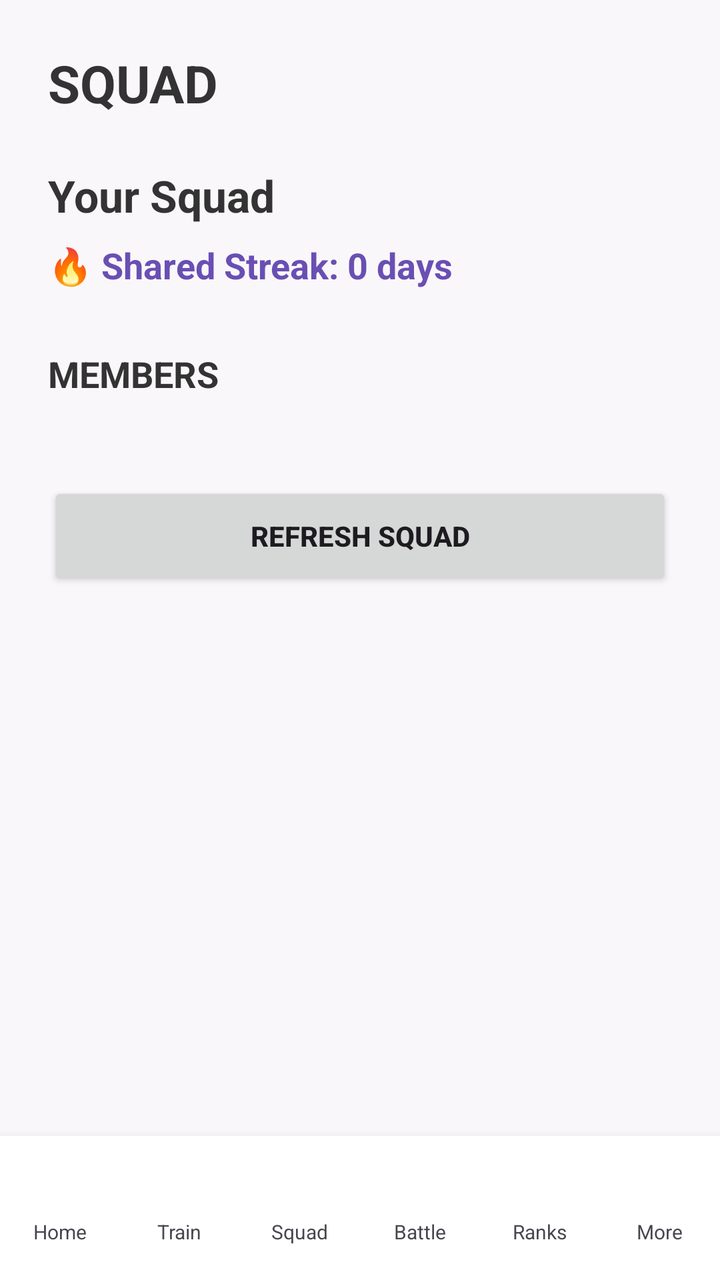
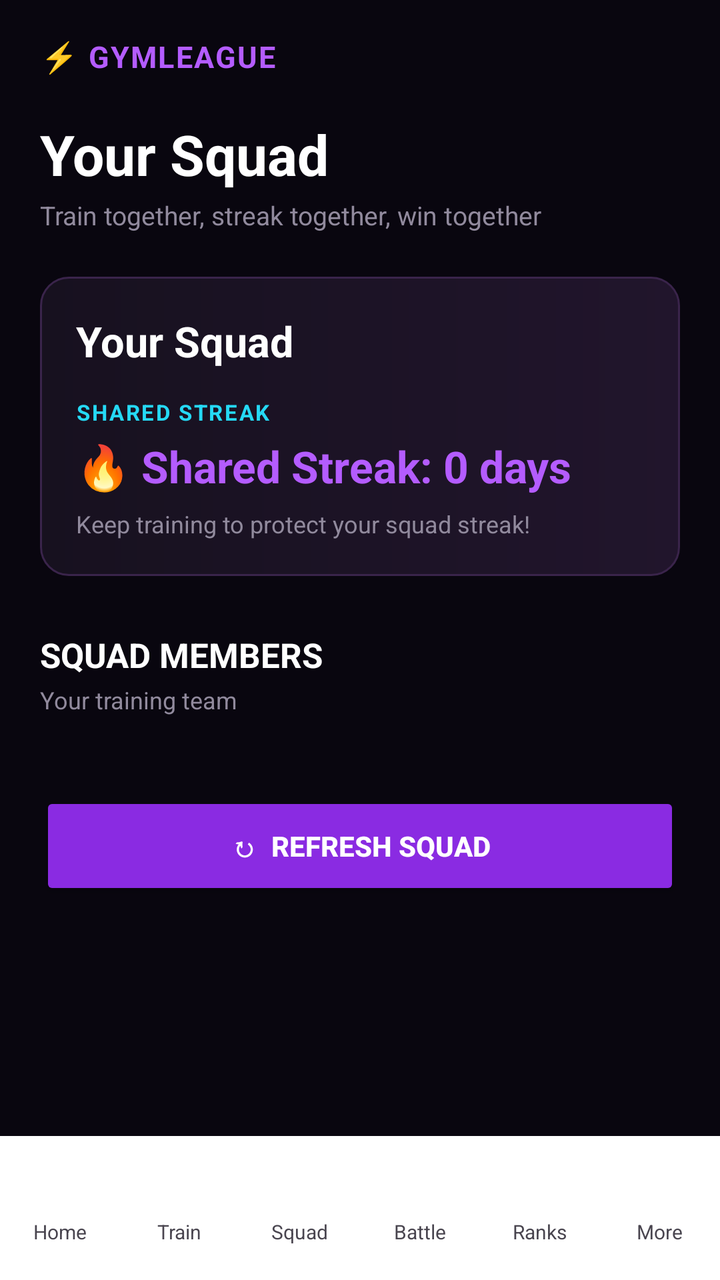

Screens rendered from an Android XML layout before and after an edit, with the pre-edit source and the edit as a unified diff.
<!-- AndroidManifest.xml: application theme Theme.GymLeague -->
<!-- res/layout/activity_squad.xml -->
<?xml version="1.0" encoding="utf-8"?>
<androidx.constraintlayout.widget.ConstraintLayout
    xmlns:android="http://schemas.android.com/apk/res/android"
    xmlns:app="http://schemas.android.com/apk/res-auto"
    android:layout_width="match_parent"
    android:layout_height="match_parent">

    <ScrollView
        android:layout_width="0dp"
        android:layout_height="0dp"
        android:fillViewport="true"
        android:background="#FAF7FA"
        app:layout_constraintTop_toTopOf="parent"
        app:layout_constraintBottom_toTopOf="@id/bottomNavigation"
        app:layout_constraintStart_toStartOf="parent"
        app:layout_constraintEnd_toEndOf="parent">

        <LinearLayout
            android:layout_width="match_parent"
            android:layout_height="wrap_content"
            android:orientation="vertical"
            android:padding="24dp">

            <TextView
                android:layout_width="wrap_content"
                android:layout_height="wrap_content"
                android:text="SQUAD"
                android:textColor="#333333"
                android:textSize="26sp"
                android:textStyle="bold" />

            <TextView
                android:id="@+id/tvSquadName"
                android:layout_width="match_parent"
                android:layout_height="wrap_content"
                android:layout_marginTop="24dp"
                android:text="Your Squad"
                android:textColor="#333333"
                android:textSize="22sp"
                android:textStyle="bold" />

            <TextView
                android:id="@+id/tvSharedStreak"
                android:layout_width="match_parent"
                android:layout_height="wrap_content"
                android:layout_marginTop="8dp"
                android:text="🔥 Shared Streak: 0 days"
                android:textColor="#6A4FB3"
                android:textSize="18sp"
                android:textStyle="bold" />

            <TextView
                android:layout_width="wrap_content"
                android:layout_height="wrap_content"
                android:layout_marginTop="30dp"
                android:text="MEMBERS"
                android:textColor="#333333"
                android:textSize="18sp"
                android:textStyle="bold" />

            <LinearLayout
                android:id="@+id/membersContainer"
                android:layout_width="match_parent"
                android:layout_height="wrap_content"
                android:layout_marginTop="12dp"
                android:orientation="vertical" />

            <EditText
                android:id="@+id/etCreateSquadName"
                android:layout_width="match_parent"
                android:layout_height="wrap_content"
                android:layout_marginTop="24dp"
                android:hint="Enter a squad name"
                android:visibility="gone" />

            <Button
                android:id="@+id/btnCreateSquad"
                android:layout_width="match_parent"
                android:layout_height="54dp"
                android:layout_marginTop="12dp"
                android:text="CREATE SQUAD"
                android:textStyle="bold"
                android:visibility="gone" />

            <EditText
                android:id="@+id/etInviteUsername"
                android:layout_width="match_parent"
                android:layout_height="wrap_content"
                android:layout_marginTop="20dp"
                android:hint="Invite by username"
                android:visibility="gone" />

            <Button
                android:id="@+id/btnInviteMember"
                android:layout_width="match_parent"
                android:layout_height="54dp"
                android:layout_marginTop="12dp"
                android:text="INVITE TO SQUAD"
                android:textStyle="bold"
                android:visibility="gone" />

            <Button
                android:id="@+id/btnLeaveSquad"
                android:layout_width="match_parent"
                android:layout_height="54dp"
                android:layout_marginTop="20dp"
                android:text="LEAVE SQUAD"
                android:textStyle="bold"
                android:backgroundTint="#B3261E"
                android:visibility="gone" />

            <TextView
                android:id="@+id/tvEmptySquad"
                android:layout_width="match_parent"
                android:layout_height="wrap_content"
                android:layout_marginTop="24dp"
                android:gravity="center"
                android:text="No squad members yet."
                android:textColor="#666666"
                android:textSize="16sp"
                android:visibility="gone" />

            <ProgressBar
                android:id="@+id/progressSquad"
                android:layout_width="wrap_content"
                android:layout_height="wrap_content"
                android:layout_gravity="center"
                android:layout_marginTop="30dp"
                android:visibility="gone" />

            <Button
                android:id="@+id/btnRefreshSquad"
                android:layout_width="match_parent"
                android:layout_height="54dp"
                android:layout_marginTop="30dp"
                android:text="REFRESH SQUAD"
                android:textStyle="bold" />

        </LinearLayout>

    </ScrollView>

    <include
        android:id="@+id/bottomNavigation"
        layout="@layout/bottom_nav"
        android:layout_width="0dp"
        android:layout_height="72dp"
        app:layout_constraintBottom_toBottomOf="parent"
        app:layout_constraintStart_toStartOf="parent"
        app:layout_constraintEnd_toEndOf="parent" />

</androidx.constraintlayout.widget.ConstraintLayout>
<!-- res/layout/bottom_nav.xml (included above) -->
<?xml version="1.0" encoding="utf-8"?>
<LinearLayout xmlns:android="http://schemas.android.com/apk/res/android"
    android:layout_width="match_parent"
    android:layout_height="match_parent"
    android:orientation="horizontal"
    android:gravity="center"
    android:background="?attr/colorSurface"
    android:elevation="8dp">

    <LinearLayout
        android:id="@+id/btnHome"
        android:layout_width="0dp"
        android:layout_height="52dp"
        android:layout_weight="1"
        android:layout_marginHorizontal="2dp"
        android:orientation="vertical"
        android:gravity="center"
        android:clickable="true"
        android:focusable="true">

        <ImageView
            android:id="@+id/ivHome"
            android:layout_width="22dp"
            android:layout_height="22dp"
            android:src="@drawable/ic_nav_home" />

        <TextView
            android:id="@+id/tvHome"
            android:layout_width="wrap_content"
            android:layout_height="wrap_content"
            android:layout_marginTop="2dp"
            android:text="Home"
            android:textSize="10sp" />

    </LinearLayout>

    <LinearLayout
        android:id="@+id/btnTrain"
        android:layout_width="0dp"
        android:layout_height="52dp"
        android:layout_weight="1"
        android:layout_marginHorizontal="2dp"
        android:orientation="vertical"
        android:gravity="center"
        android:clickable="true"
        android:focusable="true">

        <ImageView
            android:id="@+id/ivTrain"
            android:layout_width="22dp"
            android:layout_height="22dp"
            android:src="@drawable/ic_nav_train" />

        <TextView
            android:id="@+id/tvTrain"
            android:layout_width="wrap_content"
            android:layout_height="wrap_content"
            android:layout_marginTop="2dp"
            android:text="Train"
            android:textSize="10sp" />

    </LinearLayout>

    <LinearLayout
        android:id="@+id/btnSquad"
        android:layout_width="0dp"
        android:layout_height="52dp"
        android:layout_weight="1"
        android:layout_marginHorizontal="2dp"
        android:orientation="vertical"
        android:gravity="center"
        android:clickable="true"
        android:focusable="true">

        <ImageView
            android:id="@+id/ivSquad"
            android:layout_width="22dp"
            android:layout_height="22dp"
            android:src="@drawable/ic_nav_squad" />

        <TextView
            android:id="@+id/tvSquad"
            android:layout_width="wrap_content"
            android:layout_height="wrap_content"
            android:layout_marginTop="2dp"
            android:text="Squad"
            android:textSize="10sp" />

    </LinearLayout>

    <LinearLayout
        android:id="@+id/btnBattle"
        android:layout_width="0dp"
        android:layout_height="52dp"
        android:layout_weight="1"
        android:layout_marginHorizontal="2dp"
        android:orientation="vertical"
        android:gravity="center"
        android:clickable="true"
        android:focusable="true">

        <ImageView
            android:id="@+id/ivBattle"
            android:layout_width="22dp"
            android:layout_height="22dp"
            android:src="@drawable/ic_nav_battle" />

        <TextView
            android:id="@+id/tvBattle"
            android:layout_width="wrap_content"
            android:layout_height="wrap_content"
            android:layout_marginTop="2dp"
            android:text="Battle"
            android:textSize="10sp" />

    </LinearLayout>

    <LinearLayout
        android:id="@+id/btnRanks"
        android:layout_width="0dp"
        android:layout_height="52dp"
        android:layout_weight="1"
        android:layout_marginHorizontal="2dp"
        android:orientation="vertical"
        android:gravity="center"
        android:clickable="true"
        android:focusable="true">

        <ImageView
            android:id="@+id/ivRanks"
            android:layout_width="22dp"
            android:layout_height="22dp"
            android:src="@drawable/ic_nav_ranks" />

        <TextView
            android:id="@+id/tvRanks"
            android:layout_width="wrap_content"
            android:layout_height="wrap_content"
            android:layout_marginTop="2dp"
            android:text="Ranks"
            android:textSize="10sp" />

    </LinearLayout>

    <LinearLayout
        android:id="@+id/btnMore"
        android:layout_width="0dp"
        android:layout_height="52dp"
        android:layout_weight="1"
        android:layout_marginHorizontal="2dp"
        android:orientation="vertical"
        android:gravity="center"
        android:clickable="true"
        android:focusable="true">

        <ImageView
            android:id="@+id/ivMore"
            android:layout_width="22dp"
            android:layout_height="22dp"
            android:src="@drawable/ic_nav_more" />

        <TextView
            android:id="@+id/tvMore"
            android:layout_width="wrap_content"
            android:layout_height="wrap_content"
            android:layout_marginTop="2dp"
            android:text="More"
            android:textSize="10sp" />

    </LinearLayout>

</LinearLayout>
<!-- resources referenced by this layout -->
<resources>
  <!-- drawable ic_nav_home (drawable) -->
  <vector xmlns:android="http://schemas.android.com/apk/res/android"
      android:width="24dp" android:height="24dp"
      android:viewportWidth="24" android:viewportHeight="24">
      <path android:fillColor="#FFFFFF"
          android:pathData="M12,3L2,12h3v8h6v-6h2v6h6v-8h3L12,3z" />
  </vector>
  <!-- drawable ic_nav_more (drawable) -->
  <vector xmlns:android="http://schemas.android.com/apk/res/android"
      android:width="24dp" android:height="24dp"
      android:viewportWidth="24" android:viewportHeight="24">
      <path android:fillColor="#FFFFFF" android:pathData="M4,4 h6 v6 h-6 z" />
      <path android:fillColor="#FFFFFF" android:pathData="M14,4 h6 v6 h-6 z" />
      <path android:fillColor="#FFFFFF" android:pathData="M4,14 h6 v6 h-6 z" />
      <path android:fillColor="#FFFFFF" android:pathData="M14,14 h6 v6 h-6 z" />
  </vector>
  <!-- drawable ic_nav_ranks (drawable) -->
  <vector xmlns:android="http://schemas.android.com/apk/res/android"
      android:width="24dp" android:height="24dp"
      android:viewportWidth="24" android:viewportHeight="24">
      <path android:fillColor="#FFFFFF"
          android:pathData="M9,2 L11,2 L11,11 L7,14 Z" />
      <path android:fillColor="#FFFFFF"
          android:pathData="M13,2 L15,2 L17,14 L13,11 Z" />
      <path android:fillColor="#FFFFFF"
          android:pathData="M7,16 a5,5 0 1,0 10,0 a5,5 0 1,0 -10,0" />
  </vector>
  <!-- drawable ic_nav_train (drawable) -->
  <vector xmlns:android="http://schemas.android.com/apk/res/android"
      android:width="24dp" android:height="24dp"
      android:viewportWidth="24" android:viewportHeight="24">
      <path android:fillColor="#FFFFFF"
          android:pathData="M20.57,14.86L22,13.43 20.57,12 17,15.57 8.43,7 12,3.43 10.57,2 9.14,3.43 7.71,2 5.57,4.14 4.14,2.71 2.71,4.14 4.14,5.57 2,7.71 3.43,9.14 2,10.57 3.43,12 7,8.43 15.57,17 12,20.57 13.43,22 14.86,20.57 16.29,22 18.43,19.86 19.86,21.29 21.29,19.86 19.86,18.43 22,16.29z" />
  </vector>
  <style name="Theme.GymLeague" parent="Base.Theme.GymLeague" />
  <color name="gym_purple">#6A4FB3</color>
  <color name="white">#FFFFFFFF</color>
  <color name="gym_purple_container">#EDE6FA</color>
  <color name="gym_purple_dark">#4A3080</color>
  <color name="gym_blue">#4A6CF7</color>
  <color name="gym_blue_container">#E3E9FF</color>
  <color name="gym_blue_dark">#2F49C4</color>
  <color name="gym_gold">#FFB300</color>
  <color name="background_light">#FAF7FA</color>
  <color name="on_surface_light">#1C1B1F</color>
  <color name="surface_light">#FFFFFF</color>
  <color name="gym_error">#B3261E</color>
  <color name="gym_error_container">#F9DEDC</color>
  <!-- unchanged entries left out for length: 3 -->
</resources>

<!-- the commit's change to res/layout/activity_squad.xml (unified diff, before → after) -->
@@ -3,13 +3,19 @@
     xmlns:android="http://schemas.android.com/apk/res/android"
     xmlns:app="http://schemas.android.com/apk/res-auto"
     android:layout_width="match_parent"
-    android:layout_height="match_parent">
+    android:layout_height="match_parent"
+    android:background="#09060F">
 
     <ScrollView
+        android:id="@+id/squadScrollView"
         android:layout_width="0dp"
         android:layout_height="0dp"
         android:fillViewport="true"
-        android:background="#FAF7FA"
+        android:background="#09060F"
+        android:focusable="true"
+        android:focusableInTouchMode="true"
+        android:overScrollMode="always"
+        android:scrollbars="vertical"
         app:layout_constraintTop_toTopOf="parent"
         app:layout_constraintBottom_toTopOf="@id/bottomNavigation"
         app:layout_constraintStart_toStartOf="parent"
@@ -19,44 +25,104 @@
             android:layout_width="match_parent"
             android:layout_height="wrap_content"
             android:orientation="vertical"
-            android:padding="24dp">
-
-            <TextView
-                android:layout_width="wrap_content"
-                android:layout_height="wrap_content"
-                android:text="SQUAD"
-                android:textColor="#333333"
-                android:textSize="26sp"
+            android:paddingStart="20dp"
+            android:paddingTop="18dp"
+            android:paddingEnd="20dp"
+            android:paddingBottom="30dp">
+
+            
+            <TextView
+                android:layout_width="wrap_content"
+                android:layout_height="wrap_content"
+                android:text="⚡ GYMLEAGUE"
+                android:textColor="#B45CFF"
+                android:textSize="15sp"
+                android:textStyle="bold"
+                android:letterSpacing="0.05" />
+
+            
+            <TextView
+                android:layout_width="wrap_content"
+                android:layout_height="wrap_content"
+                android:layout_marginTop="20dp"
+                android:text="Your Squad"
+                android:textColor="#FFFFFF"
+                android:textSize="28sp"
                 android:textStyle="bold" />
 
             <TextView
-                android:id="@+id/tvSquadName"
-                android:layout_width="match_parent"
-                android:layout_height="wrap_content"
-                android:layout_marginTop="24dp"
-                android:text="Your Squad"
-                android:textColor="#333333"
-                android:textSize="22sp"
+                android:layout_width="wrap_content"
+                android:layout_height="wrap_content"
+                android:layout_marginTop="3dp"
+                android:text="Train together, streak together, win together"
+                android:textColor="#918A9D"
+                android:textSize="13sp" />
+
+            
+            <LinearLayout
+                android:layout_width="match_parent"
+                android:layout_height="wrap_content"
+                android:layout_marginTop="22dp"
+                android:background="@drawable/bg_exercise_card"
+                android:orientation="vertical"
+                android:padding="18dp">
+
+                <TextView
+                    android:id="@+id/tvSquadName"
+                    android:layout_width="match_parent"
+                    android:layout_height="wrap_content"
+                    android:text="Your Squad"
+                    android:textColor="#FFFFFF"
+                    android:textSize="21sp"
+                    android:textStyle="bold" />
+
+                <TextView
+                    android:layout_width="wrap_content"
+                    android:layout_height="wrap_content"
+                    android:layout_marginTop="14dp"
+                    android:text="SHARED STREAK"
+                    android:textColor="#25D9F5"
+                    android:textSize="11sp"
+                    android:textStyle="bold"
+                    android:letterSpacing="0.08" />
+
+                <TextView
+                    android:id="@+id/tvSharedStreak"
+                    android:layout_width="match_parent"
+                    android:layout_height="wrap_content"
+                    android:layout_marginTop="5dp"
+                    android:text="🔥 Shared Streak: 0 days"
+                    android:textColor="#B45CFF"
+                    android:textSize="22sp"
+                    android:textStyle="bold" />
+
+                <TextView
+                    android:layout_width="wrap_content"
+                    android:layout_height="wrap_content"
+                    android:layout_marginTop="6dp"
+                    android:text="Keep training to protect your squad streak!"
+                    android:textColor="#918A9D"
+                    android:textSize="12sp" />
+
+            </LinearLayout>
+
+            
+            <TextView
+                android:layout_width="wrap_content"
+                android:layout_height="wrap_content"
+                android:layout_marginTop="28dp"
+                android:text="SQUAD MEMBERS"
+                android:textColor="#FFFFFF"
+                android:textSize="17sp"
                 android:textStyle="bold" />
 
             <TextView
-                android:id="@+id/tvSharedStreak"
-                android:layout_width="match_parent"
-                android:layout_height="wrap_content"
-                android:layout_marginTop="8dp"
-                android:text="🔥 Shared Streak: 0 days"
-                android:textColor="#6A4FB3"
-                android:textSize="18sp"
-                android:textStyle="bold" />
-
-            <TextView
-                android:layout_width="wrap_content"
-                android:layout_height="wrap_content"
-                android:layout_marginTop="30dp"
-                android:text="MEMBERS"
-                android:textColor="#333333"
-                android:textSize="18sp"
-                android:textStyle="bold" />
+                android:layout_width="wrap_content"
+                android:layout_height="wrap_content"
+                android:layout_marginTop="3dp"
+                android:text="Your training team"
+                android:textColor="#918A9D"
+                android:textSize="12sp" />
 
             <LinearLayout
                 android:id="@+id/membersContainer"
@@ -65,76 +131,156 @@
                 android:layout_marginTop="12dp"
                 android:orientation="vertical" />
 
+            <TextView
+                android:id="@+id/tvEmptySquad"
+                android:layout_width="match_parent"
+                android:layout_height="wrap_content"
+                android:layout_marginTop="18dp"
+                android:background="@drawable/bg_exercise_card"
+                android:gravity="center"
+                android:padding="22dp"
+                android:text="No squad members yet.\nInvite someone to start training together."
+                android:textColor="#918A9D"
+                android:textSize="14sp"
+                android:visibility="gone" />
+
+            
+            <TextView
+                android:id="@+id/tvCreateSquadHeading"
+                android:layout_width="wrap_content"
+                android:layout_height="wrap_content"
+                android:layout_marginTop="28dp"
+                android:text="CREATE YOUR SQUAD"
+                android:textColor="#B45CFF"
+                android:textSize="12sp"
+                android:textStyle="bold"
+                android:letterSpacing="0.08"
+                android:visibility="gone" />
+
             <EditText
                 android:id="@+id/etCreateSquadName"
                 android:layout_width="match_parent"
-                android:layout_height="wrap_content"
-                android:layout_marginTop="24dp"
+                android:layout_height="52dp"
+                android:layout_marginTop="10dp"
+                android:background="@drawable/bg_gym_search"
                 android:hint="Enter a squad name"
+                android:inputType="textCapWords"
+                android:paddingStart="15dp"
+                android:paddingEnd="15dp"
+                android:textColor="#FFFFFF"
+                android:textColorHint="#716B78"
                 android:visibility="gone" />
 
             <Button
                 android:id="@+id/btnCreateSquad"
                 android:layout_width="match_parent"
                 android:layout_height="54dp"
-                android:layout_marginTop="12dp"
+                android:layout_marginTop="10dp"
+                android:backgroundTint="#8A2BE2"
                 android:text="CREATE SQUAD"
-                android:textStyle="bold"
+                android:textColor="#FFFFFF"
+                android:textStyle="bold"
+                android:visibility="gone" />
+
+            
+            <TextView
+                android:id="@+id/tvInviteHeading"
+                android:layout_width="wrap_content"
+                android:layout_height="wrap_content"
+                android:layout_marginTop="28dp"
+                android:text="FIND GYMLEAGUE USERS"
+                android:textColor="#25D9F5"
+                android:textSize="12sp"
+                android:textStyle="bold"
+                android:letterSpacing="0.08"
+                android:visibility="gone" />
+
+            <TextView
+                android:id="@+id/tvInviteDescription"
+                android:layout_width="wrap_content"
+                android:layout_height="wrap_content"
+                android:layout_marginTop="5dp"
+                android:text="Search for registered users to add to your squad"
+                android:textColor="#918A9D"
+                android:textSize="12sp"
                 android:visibility="gone" />
 
             <EditText
                 android:id="@+id/etInviteUsername"
                 android:layout_width="match_parent"
-                android:layout_height="wrap_content"
-                android:layout_marginTop="20dp"
-                android:hint="Invite by username"
+                android:layout_height="52dp"
+                android:layout_marginTop="10dp"
+                android:background="@drawable/bg_gym_search"
+                android:hint="Search username"
+                android:inputType="text"
+                android:paddingStart="15dp"
+                android:paddingEnd="15dp"
+                android:textColor="#FFFFFF"
+                android:textColorHint="#716B78"
+                android:visibility="gone" />
+
+            <Button
+                android:id="@+id/btnFindUsers"
+                android:layout_width="match_parent"
+                android:layout_height="54dp"
+                android:layout_marginTop="10dp"
+                android:backgroundTint="#17111F"
+                android:text="FIND USERS"
+                android:textColor="#25D9F5"
+                android:textStyle="bold"
+                android:visibility="gone" />
+
+            <LinearLayout
+                android:id="@+id/userSearchResults"
+                android:layout_width="match_parent"
+                android:layout_height="wrap_content"
+                android:layout_marginTop="10dp"
+                android:orientation="vertical"
                 android:visibility="gone" />
 
             <Button
                 android:id="@+id/btnInviteMember"
                 android:layout_width="match_parent"
                 android:layout_height="54dp"
-                android:layout_marginTop="12dp"
+                android:layout_marginTop="10dp"
+                android:backgroundTint="#8A2BE2"
                 android:text="INVITE TO SQUAD"
-                android:textStyle="bold"
-                android:visibility="gone" />
-
+                android:textColor="#FFFFFF"
+                android:textStyle="bold"
+                android:visibility="gone" />
+
+            
+            <ProgressBar
+                android:id="@+id/progressSquad"
+                android:layout_width="wrap_content"
+                android:layout_height="wrap_content"
+                android:layout_gravity="center"
+                android:layout_marginTop="24dp"
+                android:indeterminateTint="#B45CFF"
+                android:visibility="gone" />
+
+            
+            <Button
+                android:id="@+id/btnRefreshSquad"
+                android:layout_width="match_parent"
+                android:layout_height="54dp"
+                android:layout_marginTop="26dp"
+                android:backgroundTint="#8A2BE2"
+                android:text="↻  REFRESH SQUAD"
+                android:textColor="#FFFFFF"
+                android:textStyle="bold" />
+
+            
             <Button
                 android:id="@+id/btnLeaveSquad"
                 android:layout_width="match_parent"
-                android:layout_height="54dp"
-                android:layout_marginTop="20dp"
+                android:layout_height="52dp"
+                android:layout_marginTop="10dp"
+                android:backgroundTint="#28151D"
                 android:text="LEAVE SQUAD"
-                android:textStyle="bold"
-                android:backgroundTint="#B3261E"
-                android:visibility="gone" />
-
-            <TextView
-                android:id="@+id/tvEmptySquad"
-                android:layout_width="match_parent"
-                android:layout_height="wrap_content"
-                android:layout_marginTop="24dp"
-                android:gravity="center"
-                android:text="No squad members yet."
-                android:textColor="#666666"
-                android:textSize="16sp"
-                android:visibility="gone" />
-
-            <ProgressBar
-                android:id="@+id/progressSquad"
-                android:layout_width="wrap_content"
-                android:layout_height="wrap_content"
-                android:layout_gravity="center"
-                android:layout_marginTop="30dp"
-                android:visibility="gone" />
-
-            <Button
-                android:id="@+id/btnRefreshSquad"
-                android:layout_width="match_parent"
-                android:layout_height="54dp"
-                android:layout_marginTop="30dp"
-                android:text="REFRESH SQUAD"
-                android:textStyle="bold" />
+                android:textColor="#FF6B81"
+                android:textStyle="bold"
+                android:visibility="gone" />
 
         </LinearLayout>
 
<!-- resource entries referenced after the edit -->
@@ -1,5 +1,42 @@
 <!-- resources referenced by this layout -->
 <resources>
+  <!-- drawable bg_exercise_card (drawable) -->
+  <?xml version="1.0" encoding="utf-8"?>
+  <shape xmlns:android="http://schemas.android.com/apk/res/android"
+      android:shape="rectangle">
+  
+      <gradient
+          android:angle="0"
+          android:startColor="#17111F"
+          android:endColor="#21152C" />
+  
+      <stroke
+          android:width="1dp"
+          android:color="#3A244B" />
+  
+      <corners android:radius="14dp" />
+  
+  </shape>
+  <!-- drawable bg_gym_search (drawable) -->
+  <?xml version="1.0" encoding="utf-8"?>
+  <shape xmlns:android="http://schemas.android.com/apk/res/android"
+      android:shape="rectangle">
+  
+      <solid android:color="#17111F" />
+  
+      <stroke
+          android:width="1dp"
+          android:color="#30253C" />
+  
+      <corners android:radius="12dp" />
+  
+      <padding
+          android:left="12dp"
+          android:top="8dp"
+          android:right="12dp"
+          android:bottom="8dp" />
+  
+  </shape>
   <!-- drawable ic_nav_home (drawable) -->
   <vector xmlns:android="http://schemas.android.com/apk/res/android"
       android:width="24dp" android:height="24dp"
